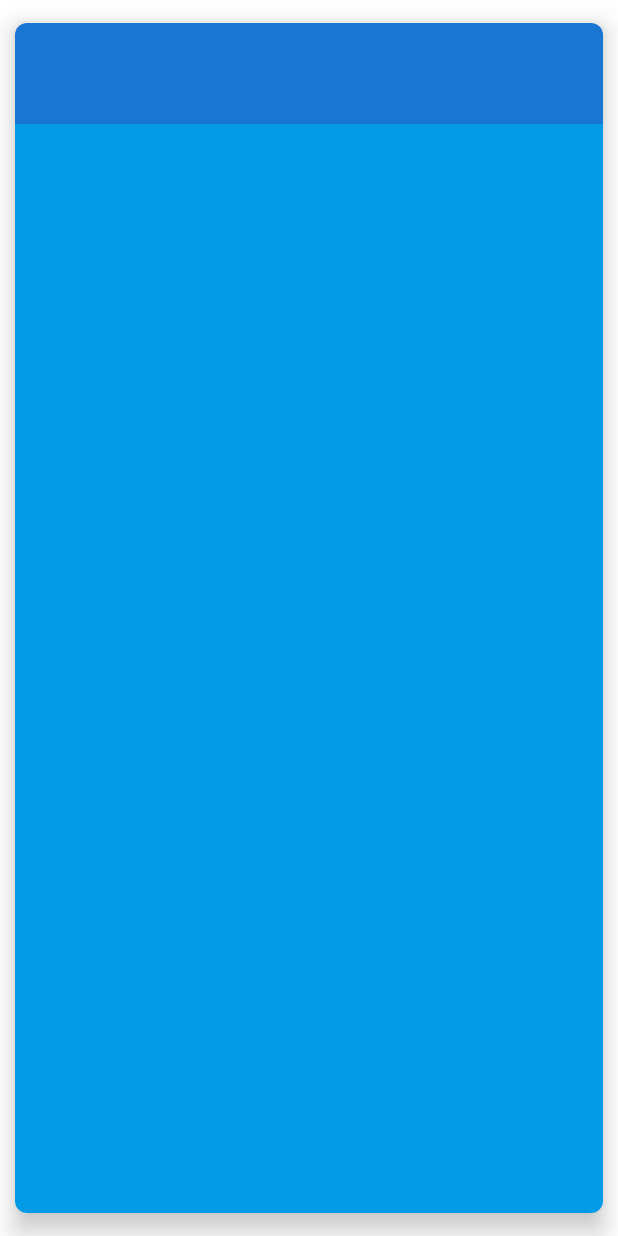
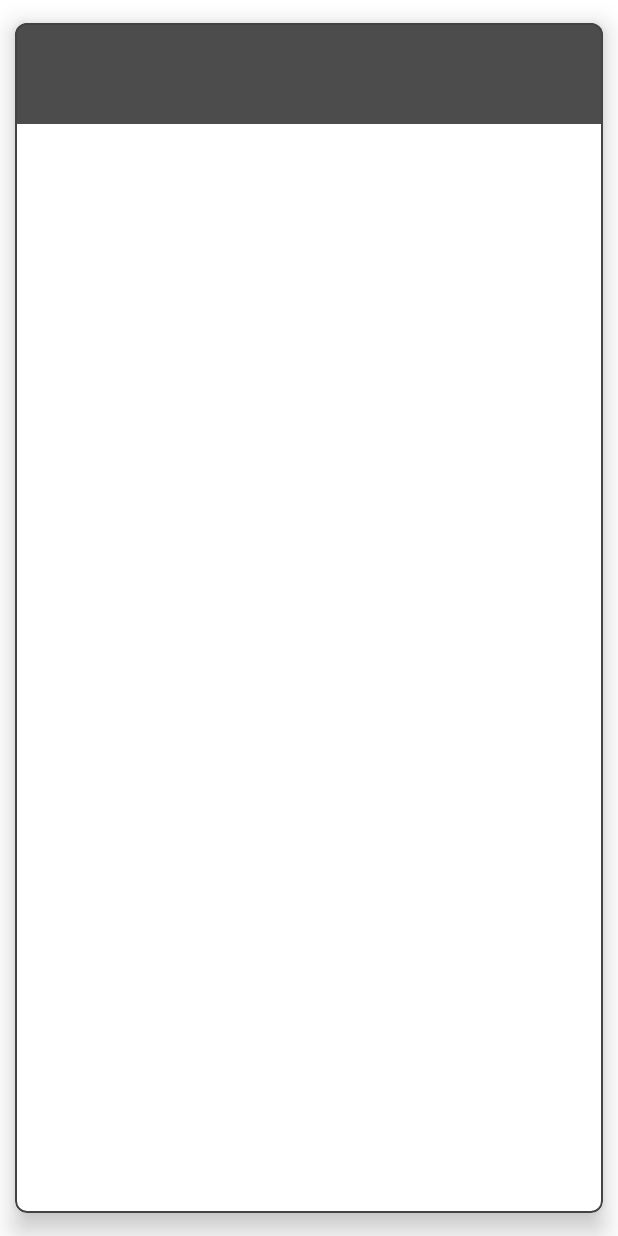
Before and after one commit to koscomcop/2022Military-Chatbot-android, an Android app: the layout card_weather.xml on its own in the app's theme, with its tools: preview values and no code run, on a phone screen of 412 x 824 dp. Run offline under Robolectric (Android 15) with nearby library versions, the phone set to English and light mode, and no system bars.

Commit message:
정보카드 UI개선

```diff
--- a/app/src/main/res/layout/card_weather.xml
+++ b/app/src/main/res/layout/card_weather.xml
@@ -1,11 +1,13 @@
 <?xml version="1.0" encoding="utf-8"?>
-<androidx.cardview.widget.CardView
+<com.google.android.material.card.MaterialCardView
     xmlns:android="http://schemas.android.com/apk/res/android"
     xmlns:app="http://schemas.android.com/apk/res-auto"
     android:layout_width="match_parent"
     android:layout_height="match_parent"
     android:background="?attr/selectableItemBackground"
     android:foreground="?attr/selectableItemBackground"
+    app:strokeColor="#434343"
+    app:strokeWidth="1dp"
     app:cardUseCompatPadding="true"
     app:cardPreventCornerOverlap="false"
     app:cardCornerRadius="8dp"
@@ -23,7 +25,7 @@
             android:layout_height="wrap_content"
             android:layout_gravity="top"
             android:padding="16dp"
-            android:background="#1976D2">
+            android:background="#B3000000">
 
             <TextView
                 android:id="@+id/item_name"
@@ -41,14 +43,13 @@
             android:layout_height="match_parent"
             android:layout_below="@+id/item_title"
             android:padding="30dp"
-            android:background="#039BE5"
             android:orientation="vertical">
 
             <TextView
                 android:id="@+id/item_info1"
                 android:layout_width="match_parent"
                 android:layout_height="wrap_content"
-                android:textColor="@android:color/white"
+                android:textColor="@android:color/black"
                 android:textStyle="bold"
                 android:textSize="20sp"/>
 
@@ -57,9 +58,9 @@
                 android:layout_width="match_parent"
                 android:layout_height="wrap_content"
                 android:fontFamily="sans-serif-thin"
-                android:textColor="@android:color/white"
+                android:textColor="@android:color/black"
                 android:textSize="16sp" />
         </LinearLayout>
 
     </RelativeLayout>
-</androidx.cardview.widget.CardView>
+</com.google.android.material.card.MaterialCardView>
```
Also changed, not shown: app/src/main/java/com/example/militaryaibot/CardStackAdapter.kt (+10 -3 lines).
